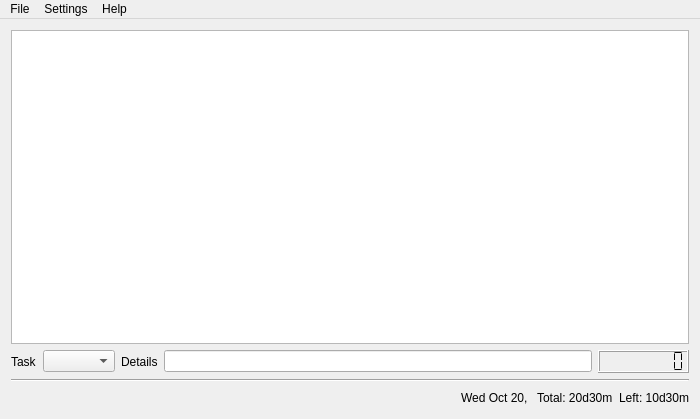
The window that whch.ui (Patriciasc/WHCH) describes before a commit, drawn with Qt 5.
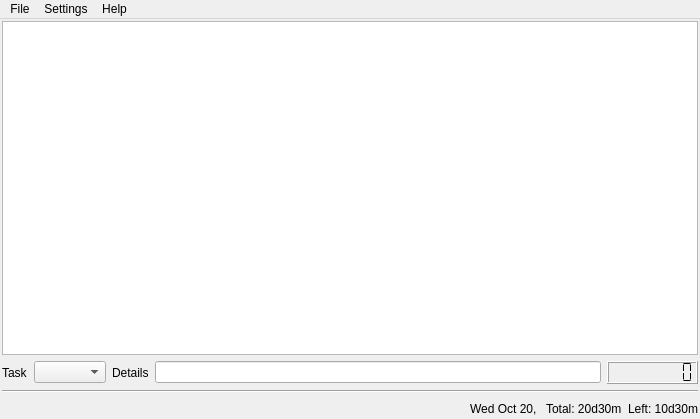
The same window after the commit.

Commit message: Changed central widget layout's margins.

What changed in the file:
```diff
--- a/whch.ui
+++ b/whch.ui
@@ -21,6 +21,18 @@
   </property>
   <widget class="QWidget" name="centralWidget">
    <layout class="QVBoxLayout" name="verticalLayout_2">
+    <property name="leftMargin">
+     <number>2</number>
+    </property>
+    <property name="topMargin">
+     <number>2</number>
+    </property>
+    <property name="rightMargin">
+     <number>2</number>
+    </property>
+    <property name="bottomMargin">
+     <number>0</number>
+    </property>
     <item>
      <layout class="QVBoxLayout" name="verticalLayout">
       <item>
```
